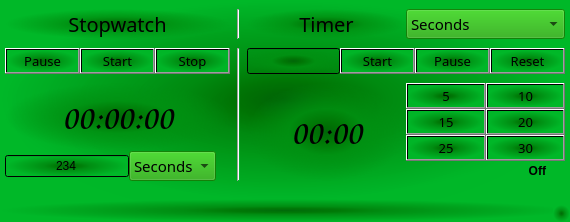
Qt form Files/window_ts.ui (Actaviys/Timer_and_Stopwatch) before a commit.
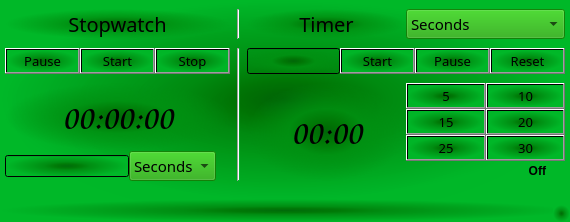
The same form after that commit. Icons and pictures are not drawn.

```diff
--- a/Files/window_ts.ui
+++ b/Files/window_ts.ui
@@ -524,7 +524,7 @@
            </font>
           </property>
           <property name="text">
-           <string>234</string>
+           <string/>
           </property>
           <property name="alignment">
            <set>Qt::AlignCenter</set>
```
Left out of the diff: 4 changed lines with no effect on the pictures.
